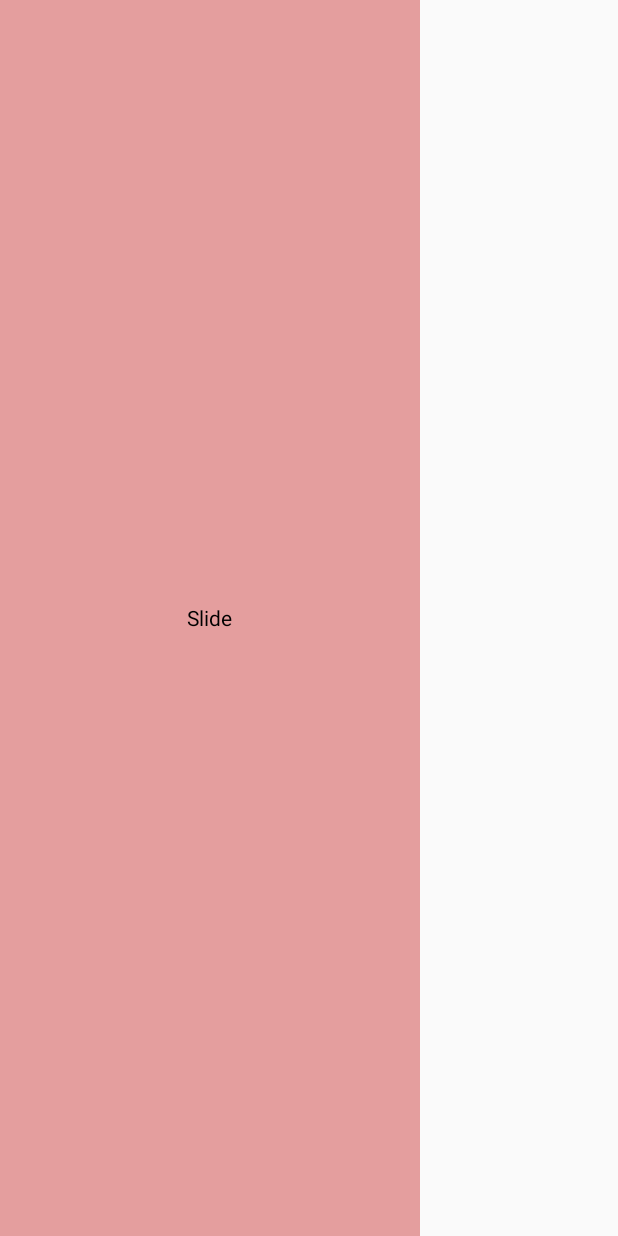
After one commit to kuk941025/Unithon-Bucket101, an Android app: the layout home_slidemenu.xml on its own in the app's theme, with its tools: preview values and no code run, on a phone screen of 412 x 824 dp. The commit adds this screen. Run offline under Robolectric (Android 15) with nearby library versions, the phone set to English and light mode, and no system bars.

Commit message:
slide edited

```diff
--- /dev/null
+++ b/app/src/main/res/layout/home_slidemenu.xml
@@ -0,0 +1,16 @@
+<?xml version="1.0" encoding="utf-8"?>
+<LinearLayout xmlns:android="http://schemas.android.com/apk/res/android"
+
+    android:orientation="vertical"
+    android:layout_width="280dp"
+    android:layout_height="match_parent"
+    android:weightSum="100"
+    android:gravity="center"
+    android:layout_gravity="start"
+    android:background="#e49e9e">
+        <TextView
+            android:layout_width="wrap_content"
+            android:layout_height="wrap_content"
+            android:text="Slide"
+            android:textColor="#000"/>
+</LinearLayout>
```
Also changed, not shown: app/src/main/res/layout/activity_main.xml (+4 -14 lines), app/build.gradle (line endings or trailing spaces).
